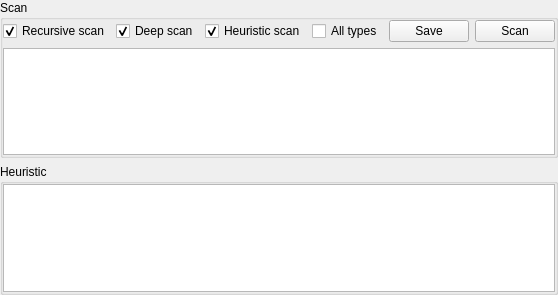
Old version of the form heurwidget.ui in the repository horsicq/StaticScan.
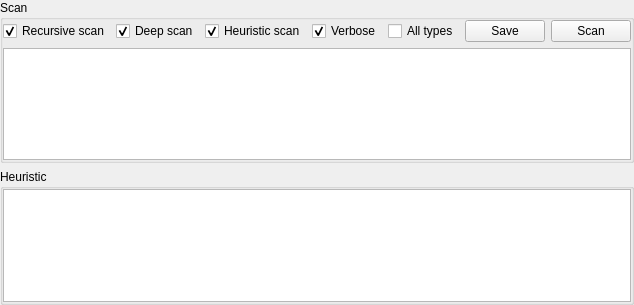
New version of the form.

```diff
--- a/heurwidget.ui
+++ b/heurwidget.ui
@@ -6,8 +6,8 @@
    <rect>
     <x>0</x>
     <y>0</y>
-    <width>532</width>
-    <height>295</height>
+    <width>631</width>
+    <height>305</height>
    </rect>
   </property>
   <property name="windowTitle">
@@ -76,6 +76,16 @@
           </property>
          </widget>
         </item>
+        <item>
+         <widget class="QCheckBox" name="checkBoxVerbose">
+          <property name="text">
+           <string>Verbose</string>
+          </property>
+          <property name="checked">
+           <bool>true</bool>
+          </property>
+         </widget>
+        </item>
         <item>
          <spacer name="horizontalSpacer">
           <property name="orientation">
```
